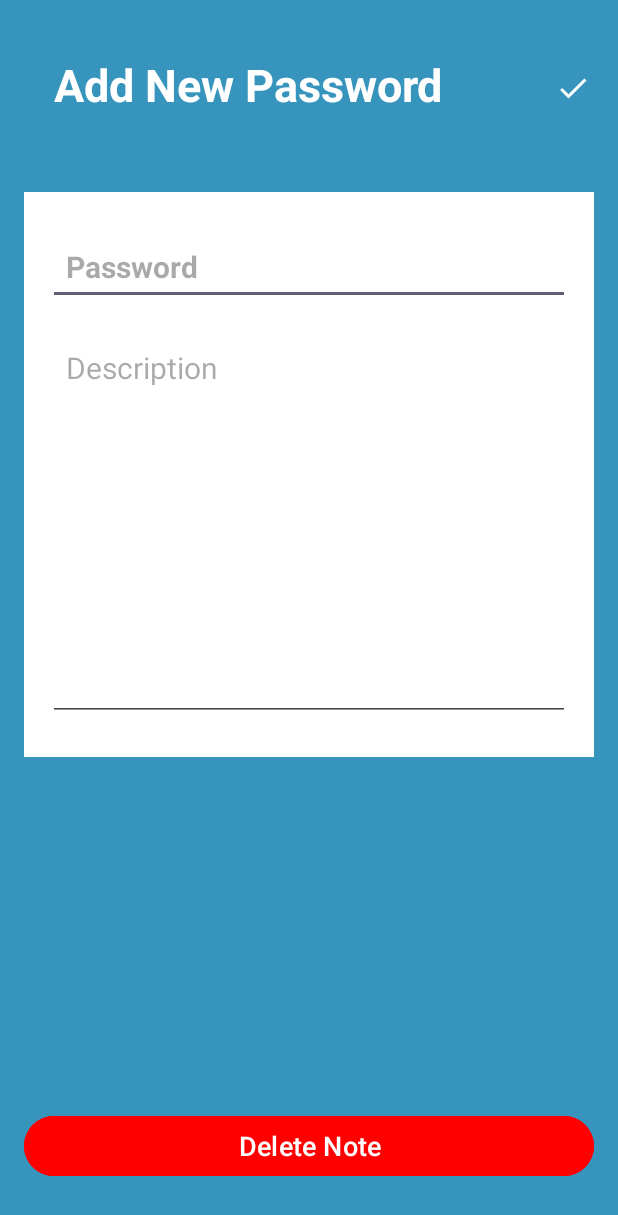
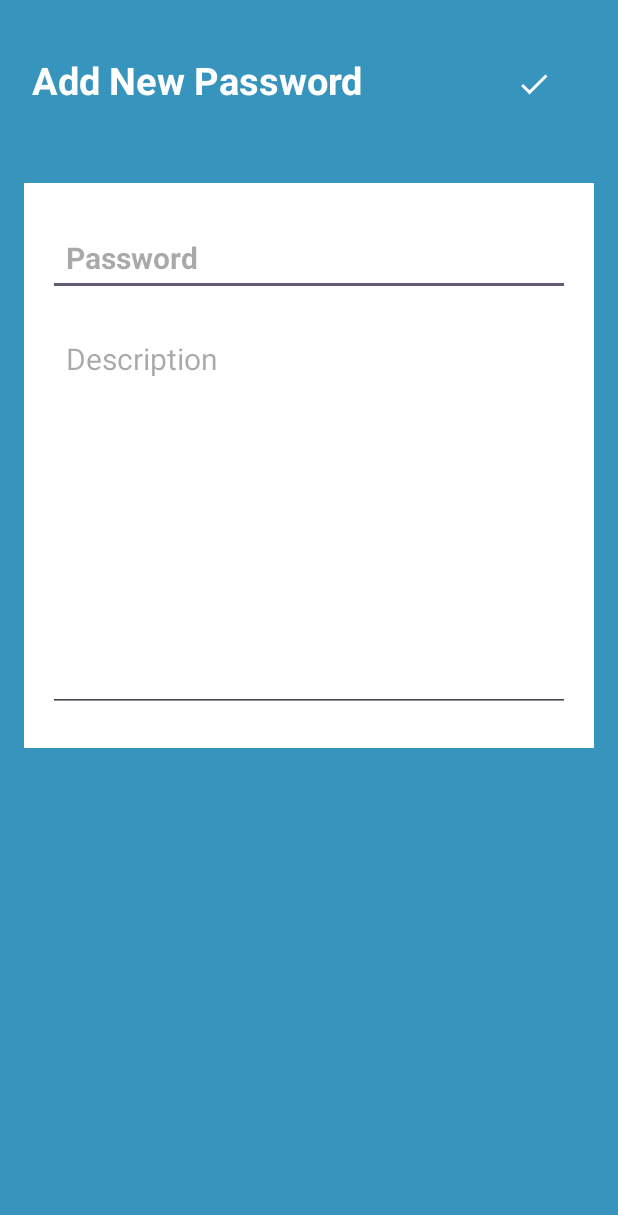
Before and after one commit to Vanshika521/Password-Generator-And-Manager-APP, an Android app: the manage_password screen opened directly, with no data from a screen before it, on a phone screen of 412 x 824 dp. Shown: the top 1215 px of the screen. Run offline under Robolectric (Android 15) with nearby library versions, the phone set to English and light mode, and no system bars; our stand-ins replace Firebase (no records; nobody signed in at launch, a user with empty details on screens opened directly).

Commit message:
completed with managing and adding of pwd

```diff
--- a/app/src/main/res/layout/activity_manage_passw.xml
+++ b/app/src/main/res/layout/activity_manage_passw.xml
@@ -21,19 +21,20 @@
                 android:layout_height="wrap_content"
                 android:layout_marginTop="20dp"
                 android:text="Add New Password"
-                android:layout_marginLeft="20dp"
+                android:layout_marginLeft="5dp"
                 android:textColor="@color/white"
-                android:textSize="30dp"
+                android:textSize="25dp"
                 android:textStyle="bold" />
 
             <ImageButton
                 android:id="@+id/saveBtn"
-                android:layout_width="36dp"
-                android:layout_height="36dp"
+                android:layout_width="50dp"
+                android:layout_height="50dp"
                 android:layout_alignParentEnd="true"
                 android:layout_centerVertical="true"
-                android:layout_marginTop="50dp"
-                android:layout_marginEnd="-4dp"
+                android:layout_marginTop="30dp"
+                android:layout_marginRight="50dp"
+                android:layout_marginEnd="15dp"
                 android:background="?attr/selectableItemBackgroundBorderless"
                 android:src="@drawable/baseline_done_24"
                 app:tint="@color/white" />
@@ -85,6 +86,7 @@
             android:textSize="18sp"
             android:textColor="@color/white"
             android:layout_marginBottom="20dp"
+            android:visibility="gone"
             android:layout_alignParentBottom="true"
             android:backgroundTint="#FF0000"
             />
--- a/app/src/main/res/layout/activity_splash_screen.xml
+++ b/app/src/main/res/layout/activity_splash_screen.xml
@@ -26,15 +26,15 @@
             app:titleTextAppearance="@style/CustomToolbarTitle"
             app:titleTextColor="#000"
             app:layout_constraintHorizontal_bias="0.5"
-            android:background="#a0d9de"
+            android:background="#3795BD"
             android:paddingStart="50dp"
             />
     </LinearLayout>
 
     <ImageView
         android:id="@+id/img"
-        android:layout_width="300dp"
-        android:layout_height="300dp"
+        android:layout_width="200dp"
+        android:layout_height="200dp"
         android:layout_marginBottom="50dp"
         android:background="@drawable/c"
         app:layout_constraintStart_toStartOf="parent"
```
Also changed, not shown: app/src/main/java/com/android_development/passwordgeneratorandmanagerapp/SplashScreen.java (+0 -8 lines), app/src/main/java/com/android_development/passwordgeneratorandmanagerapp/manage_password.java (+11 -9 lines).
